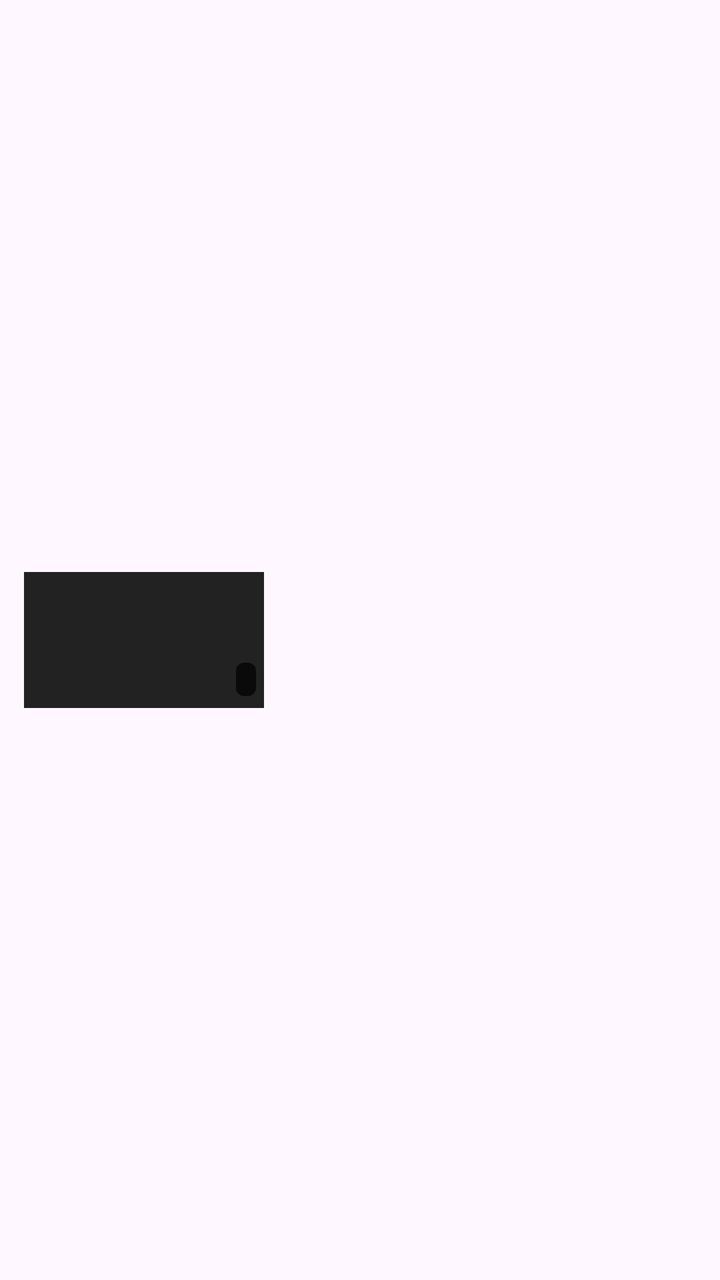
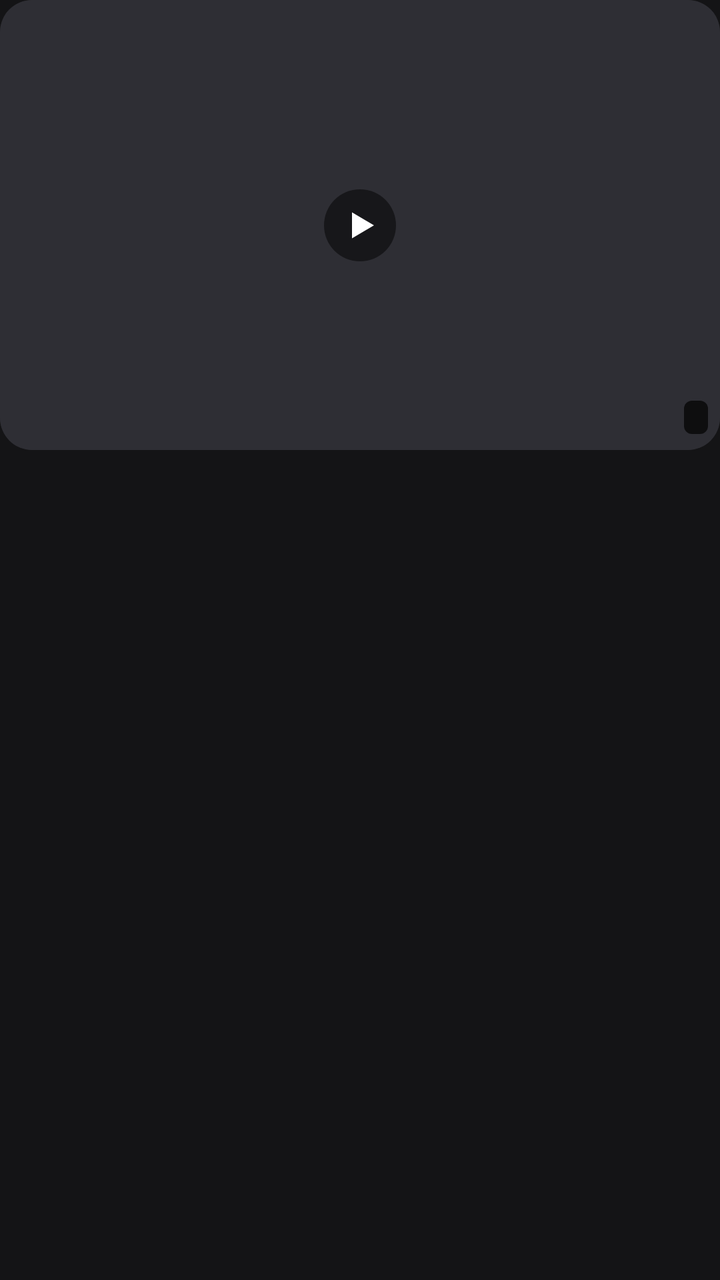

Before-and-after screenshots of an Android layout around one commit, followed by the original layout XML and the change that was made.
<!-- AndroidManifest.xml: application theme Theme.PemutarVideo -->
<!-- res/layout/item_video.xml -->
<?xml version="1.0" encoding="utf-8"?>
<LinearLayout xmlns:android="http://schemas.android.com/apk/res/android"
    android:layout_width="match_parent"
    android:layout_height="wrap_content"
    android:background="?attr/selectableItemBackground"
    android:clickable="true"
    android:focusable="true"
    android:gravity="center_vertical"
    android:orientation="horizontal"
    android:paddingHorizontal="12dp"
    android:paddingVertical="6dp">

    <FrameLayout
        android:layout_width="120dp"
        android:layout_height="68dp">

        <ImageView
            android:id="@+id/thumb"
            android:layout_width="match_parent"
            android:layout_height="match_parent"
            android:background="#222222"
            android:contentDescription="@null"
            android:scaleType="centerCrop" />

        <TextView
            android:id="@+id/tvDuration"
            android:layout_width="wrap_content"
            android:layout_height="wrap_content"
            android:layout_gravity="bottom|end"
            android:layout_marginBottom="6dp"
            android:layout_marginEnd="4dp"
            android:background="@drawable/bg_duration"
            android:paddingHorizontal="5dp"
            android:paddingVertical="1dp"
            android:textColor="@android:color/white"
            android:textSize="11sp" />

        <ProgressBar
            android:id="@+id/watched"
            style="?android:attr/progressBarStyleHorizontal"
            android:layout_width="match_parent"
            android:layout_height="3dp"
            android:layout_gravity="bottom"
            android:max="1000"
            android:progressTint="@color/brand"
            android:visibility="gone" />
    </FrameLayout>

    <LinearLayout
        android:layout_width="0dp"
        android:layout_height="wrap_content"
        android:layout_marginStart="12dp"
        android:layout_weight="1"
        android:orientation="vertical">

        <TextView
            android:id="@+id/tvName"
            android:layout_width="match_parent"
            android:layout_height="wrap_content"
            android:ellipsize="end"
            android:maxLines="2"
            android:textAppearance="?attr/textAppearanceBodyLarge" />

        <TextView
            android:id="@+id/tvInfo"
            android:layout_width="match_parent"
            android:layout_height="wrap_content"
            android:layout_marginTop="2dp"
            android:ellipsize="end"
            android:maxLines="1"
            android:textAppearance="?attr/textAppearanceBodySmall"
            android:textColor="?android:attr/textColorSecondary" />
    </LinearLayout>
</LinearLayout>
<!-- resources referenced by this layout -->
<resources>
  <color name="brand">#FF8800</color>
  <!-- drawable bg_duration (drawable) -->
  <?xml version="1.0" encoding="utf-8"?>
  <shape xmlns:android="http://schemas.android.com/apk/res/android"
      android:shape="rectangle">
      <solid android:color="#B3000000" />
      <corners android:radius="4dp" />
  </shape>
  <style name="Theme.PemutarVideo" parent="Theme.Material3.DayNight.NoActionBar">
          <item name="colorPrimary">@color/brand</item>
          <item name="colorOnPrimary">@color/white</item>
          <item name="colorSecondary">@color/brand</item>
      </style>
  <color name="white">#FFFFFFFF</color>
</resources>

<!-- the commit's change to res/layout/item_video.xml (unified diff, before → after) -->
@@ -1,74 +1,94 @@
 <?xml version="1.0" encoding="utf-8"?>
 <LinearLayout xmlns:android="http://schemas.android.com/apk/res/android"
+    xmlns:app="http://schemas.android.com/apk/res-auto"
     android:layout_width="match_parent"
     android:layout_height="wrap_content"
-    android:background="?attr/selectableItemBackground"
-    android:clickable="true"
-    android:focusable="true"
-    android:gravity="center_vertical"
-    android:orientation="horizontal"
-    android:paddingHorizontal="12dp"
-    android:paddingVertical="6dp">
+    android:layout_margin="6dp"
+    android:orientation="vertical">
 
-    <FrameLayout
-        android:layout_width="120dp"
-        android:layout_height="68dp">
+    <com.google.android.material.card.MaterialCardView
+        android:layout_width="match_parent"
+        android:layout_height="wrap_content"
+        app:cardBackgroundColor="@color/surface"
+        app:cardCornerRadius="16dp"
+        app:cardElevation="0dp"
+        app:strokeWidth="0dp">
 
-        <ImageView
-            android:id="@+id/thumb"
+        <androidx.constraintlayout.widget.ConstraintLayout
             android:layout_width="match_parent"
-            android:layout_height="match_parent"
-            android:background="#222222"
-            android:contentDescription="@null"
-            android:scaleType="centerCrop" />
+            android:layout_height="wrap_content">
 
-        <TextView
-            android:id="@+id/tvDuration"
-            android:layout_width="wrap_content"
-            android:layout_height="wrap_content"
-            android:layout_gravity="bottom|end"
-            android:layout_marginBottom="6dp"
-            android:layout_marginEnd="4dp"
-            android:background="@drawable/bg_duration"
-            android:paddingHorizontal="5dp"
-            android:paddingVertical="1dp"
-            android:textColor="@android:color/white"
-            android:textSize="11sp" />
+            <ImageView
+                android:id="@+id/thumb"
+                android:layout_width="0dp"
+                android:layout_height="0dp"
+                android:background="@color/surface_high"
+                android:contentDescription="@null"
+                android:scaleType="centerCrop"
+                app:layout_constraintDimensionRatio="16:10"
+                app:layout_constraintEnd_toEndOf="parent"
+                app:layout_constraintStart_toStartOf="parent"
+                app:layout_constraintTop_toTopOf="parent" />
 
-        <ProgressBar
-            android:id="@+id/watched"
-            style="?android:attr/progressBarStyleHorizontal"
-            android:layout_width="match_parent"
-            android:layout_height="3dp"
-            android:layout_gravity="bottom"
-            android:max="1000"
-            android:progressTint="@color/brand"
-            android:visibility="gone" />
-    </FrameLayout>
+            <ImageView
+                android:id="@+id/playBadge"
+                android:layout_width="36dp"
+                android:layout_height="36dp"
+                android:contentDescription="@null"
+                android:src="@drawable/ic_play_badge"
+                app:layout_constraintBottom_toBottomOf="@id/thumb"
+                app:layout_constraintEnd_toEndOf="@id/thumb"
+                app:layout_constraintStart_toStartOf="@id/thumb"
+                app:layout_constraintTop_toTopOf="@id/thumb" />
 
-    <LinearLayout
-        android:layout_width="0dp"
+            <TextView
+                android:id="@+id/tvDuration"
+                android:layout_width="wrap_content"
+                android:layout_height="wrap_content"
+                android:layout_marginEnd="6dp"
+                android:layout_marginBottom="8dp"
+                android:background="@drawable/bg_duration"
+                android:paddingHorizontal="6dp"
+                android:paddingVertical="1dp"
+                android:textColor="@color/white"
+                android:textSize="11sp"
+                app:layout_constraintBottom_toBottomOf="@id/thumb"
+                app:layout_constraintEnd_toEndOf="@id/thumb" />
+
+            <ProgressBar
+                android:id="@+id/watched"
+                style="?android:attr/progressBarStyleHorizontal"
+                android:layout_width="0dp"
+                android:layout_height="3dp"
+                android:max="1000"
+                android:progressBackgroundTint="#55FFFFFF"
+                android:progressTint="@color/accent"
+                android:visibility="gone"
+                app:layout_constraintBottom_toBottomOf="@id/thumb"
+                app:layout_constraintEnd_toEndOf="@id/thumb"
+                app:layout_constraintStart_toStartOf="@id/thumb" />
+        </androidx.constraintlayout.widget.ConstraintLayout>
+    </com.google.android.material.card.MaterialCardView>
+
+    <TextView
+        android:id="@+id/tvName"
+        android:layout_width="match_parent"
         android:layout_height="wrap_content"
-        android:layout_marginStart="12dp"
-        android:layout_weight="1"
-        android:orientation="vertical">
+        android:layout_marginHorizontal="2dp"
+        android:layout_marginTop="6dp"
+        android:ellipsize="end"
+        android:maxLines="2"
+        android:textColor="@color/text_primary"
+        android:textSize="12sp" />
 
-        <TextView
-            android:id="@+id/tvName"
-            android:layout_width="match_parent"
-            android:layout_height="wrap_content"
-            android:ellipsize="end"
-            android:maxLines="2"
-            android:textAppearance="?attr/textAppearanceBodyLarge" />
-
-        <TextView
-            android:id="@+id/tvInfo"
-            android:layout_width="match_parent"
-            android:layout_height="wrap_content"
-            android:layout_marginTop="2dp"
-            android:ellipsize="end"
-            android:maxLines="1"
-            android:textAppearance="?attr/textAppearanceBodySmall"
-            android:textColor="?android:attr/textColorSecondary" />
-    </LinearLayout>
+    <TextView
+        android:id="@+id/tvInfo"
+        android:layout_width="match_parent"
+        android:layout_height="wrap_content"
+        android:layout_marginHorizontal="2dp"
+        android:layout_marginTop="2dp"
+        android:ellipsize="end"
+        android:maxLines="1"
+        android:textColor="@color/text_secondary"
+        android:textSize="10sp" />
 </LinearLayout>
<!-- resource entries referenced after the edit -->
@@ -1,6 +1,10 @@
 <!-- resources referenced by this layout -->
 <resources>
-  <color name="brand">#FF8800</color>
+  <color name="accent">#FFFFB985</color>
+  <color name="surface">#FF232327</color>
+  <color name="surface_high">#FF2E2E34</color>
+  <color name="text_primary">#FFF2F2F4</color>
+  <color name="text_secondary">#FFA0A0AA</color>
   <!-- drawable bg_duration (drawable) -->
   <?xml version="1.0" encoding="utf-8"?>
   <shape xmlns:android="http://schemas.android.com/apk/res/android"
@@ -8,11 +12,33 @@
       <solid android:color="#B3000000" />
       <corners android:radius="4dp" />
   </shape>
-  <style name="Theme.PemutarVideo" parent="Theme.Material3.DayNight.NoActionBar">
-          <item name="colorPrimary">@color/brand</item>
-          <item name="colorOnPrimary">@color/white</item>
-          <item name="colorSecondary">@color/brand</item>
+  <!-- drawable ic_play_badge (drawable) -->
+  <?xml version="1.0" encoding="utf-8"?>
+  <vector xmlns:android="http://schemas.android.com/apk/res/android"
+      android:width="36dp"
+      android:height="36dp"
+      android:viewportWidth="36"
+      android:viewportHeight="36">
+      <path
+          android:fillColor="#80000000"
+          android:pathData="M18,18m-18,0a18,18 0 1,0 36,0a18,18 0 1,0 -36,0" />
+      <path
+          android:fillColor="#FFFFFF"
+          android:pathData="M14,11.5L25,18L14,24.5z" />
+  </vector>
+  <style name="Theme.PemutarVideo" parent="Theme.Material3.Dark.NoActionBar">
+          <item name="colorPrimary">@color/accent</item>
+          <item name="colorOnPrimary">@color/on_accent</item>
+          <item name="colorSecondary">@color/accent</item>
+          <item name="colorSurface">@color/surface</item>
+          <item name="android:windowBackground">@color/bg</item>
+          <item name="android:statusBarColor">@color/bg</item>
+          <item name="android:navigationBarColor">@color/bg</item>
+          <item name="android:textColorPrimary">@color/text_primary</item>
+          <item name="android:textColorSecondary">@color/text_secondary</item>
       </style>
+  <color name="on_accent">#FF2B1A0C</color>
+  <color name="bg">#FF141416</color>
   <color name="white">#FFFFFFFF</color>
 </resources>
 
